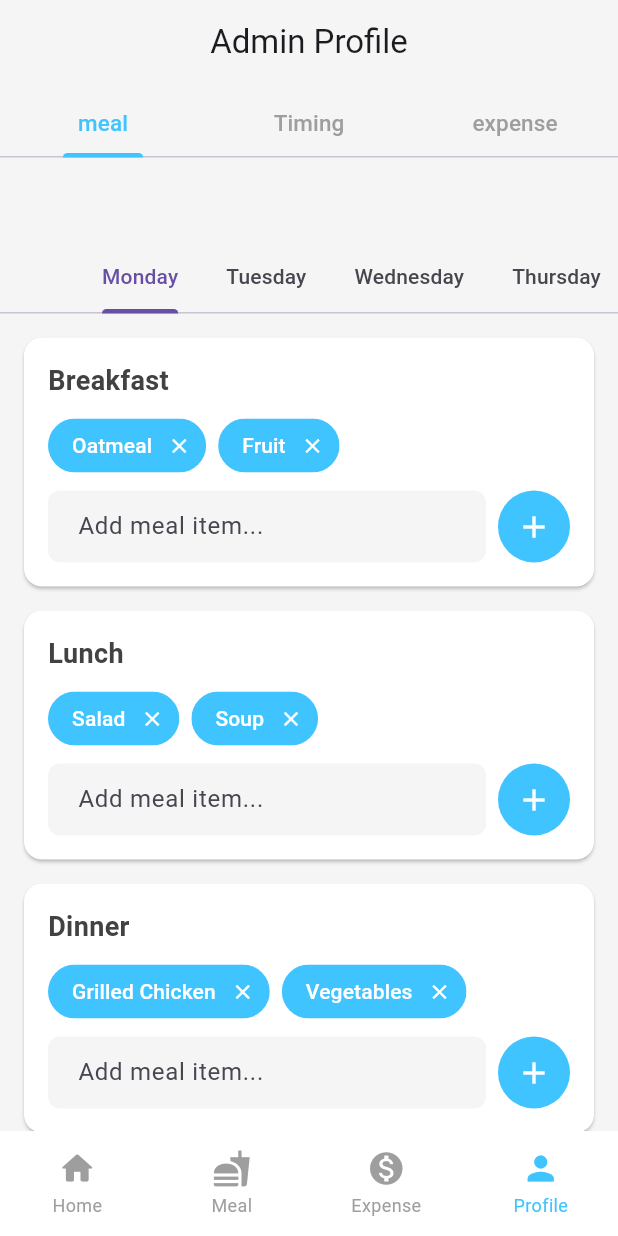
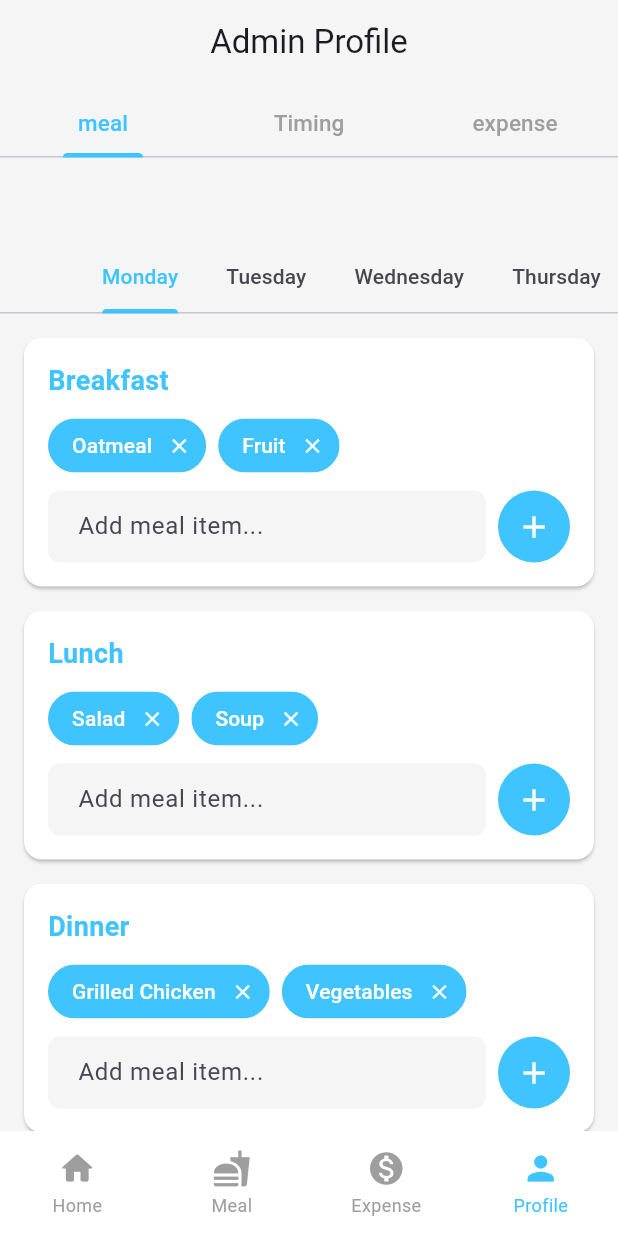
Before and after one commit to Danish9111/mess, a Flutter app: the screen it shows once a user with an empty profile is signed in, item 4 of the bottom bar chosen, on a phone screen of 412 x 824 dp. Run offline on Flutter 3.47's test engine with Material 3 defaults, Android fonts, the phone set to English and light mode, and no system bars; drawn by our look-alikes of persistent_bottom_nav_bar; our stand-ins replace carousel_slider, cloud_firestore, firebase_auth, firebase_core, flutter_rating_bar, flutter_riverpod and 4 more; accounts and stored records are empty.

Commit message:
optimize meal_tab v2

```diff
--- a/lib/screens/profile_screen/admin_profile/meal_tab/meal_tab.dart
+++ b/lib/screens/profile_screen/admin_profile/meal_tab/meal_tab.dart
@@ -74,6 +74,8 @@ class _WeeklyMealManagerState extends State<MealTab>
         backgroundColor: Colors.grey.shade100,
         title: null,
         bottom: TabBar(
+          indicatorColor: Colors.lightBlueAccent,
+          labelColor: Colors.lightBlueAccent,
           controller: _tabController,
           isScrollable: true,
           tabs: days.map((day) => Tab(text: _capitalize(day))).toList(),
@@ -91,11 +93,15 @@ class _WeeklyMealManagerState extends State<MealTab>
   Widget _buildDayView(String day) {
     return SingleChildScrollView(
       padding: const EdgeInsets.all(16.0),
-      child: Column(
-        children: mealTypes.map((mealType) {
+      child: Column(children: [
+        ...mealTypes.map((mealType) {
           return _buildMealSection(day, mealType);
-        }).toList(),
-      ),
+        }),
+        ElevatedButton(
+          child: const Text('Save all'),
+          onPressed: () {},
+        )
+      ]),
     );
   }
 
@@ -117,10 +123,10 @@ class _WeeklyMealManagerState extends State<MealTab>
           children: [
             Text(
               _capitalize(mealType),
-              style: TextStyle(
+              style: const TextStyle(
                 fontSize: 18,
                 fontWeight: FontWeight.w600, // Semi-bold
-                color: Colors.grey[800], // Darker text
+                color: Colors.lightBlueAccent, // Darker text
               ),
             ),
             const SizedBox(height: 12),
```
